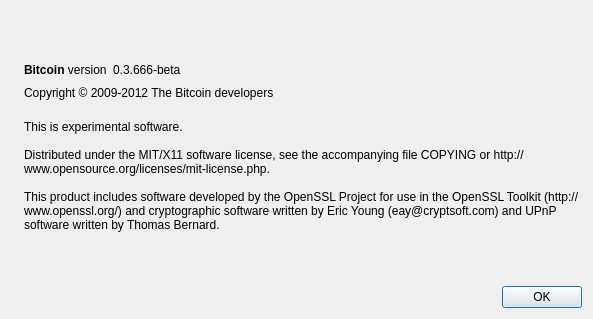
First picture: the form in src/qt/forms/aboutdialog.ui, repository staticlace/bitcoin, before the edit.
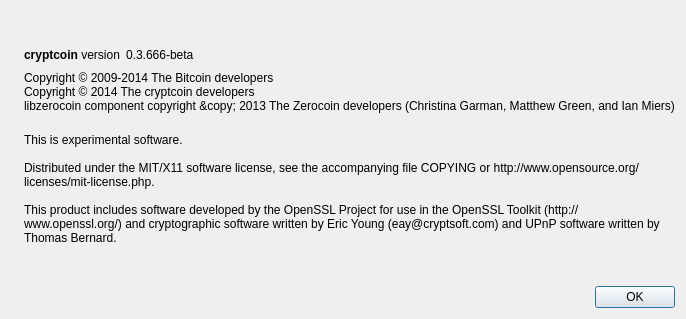
Second picture: the form after the edit. Icons and pictures are not drawn.

What changed in the file:
```diff
--- a/src/qt/forms/aboutdialog.ui
+++ b/src/qt/forms/aboutdialog.ui
@@ -50,7 +50,7 @@
           <cursorShape>IBeamCursor</cursorShape>
          </property>
          <property name="text">
-          <string>&lt;b&gt;Bitcoin&lt;/b&gt; version</string>
+          <string>&lt;b&gt;cryptcoin&lt;/b&gt; version</string>
          </property>
          <property name="textInteractionFlags">
           <set>Qt::LinksAccessibleByMouse|Qt::TextSelectableByKeyboard|Qt::TextSelectableByMouse</set>
@@ -91,7 +91,9 @@
         <cursorShape>IBeamCursor</cursorShape>
        </property>
        <property name="text">
-        <string>Copyright © 2009-2012 The Bitcoin developers</string>
+        <string>Copyright © 2009-2014 The Bitcoin developers
+Copyright © 2014 The cryptcoin developers
+libzerocoin component copyright &amp;copy; 2013 The Zerocoin developers (Christina Garman, Matthew Green, and Ian Miers)</string>
        </property>
        <property name="textInteractionFlags">
         <set>Qt::LinksAccessibleByMouse|Qt::TextSelectableByKeyboard|Qt::TextSelectableByMouse</set>
```
Left out of the diff: 2 changed lines with no effect on the pictures.
